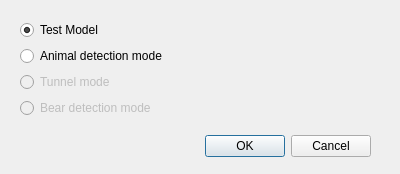
The window that src/ui/select_mode.ui (stefanodellosa-personal/WADAS) describes before a commit, drawn with Qt 5.
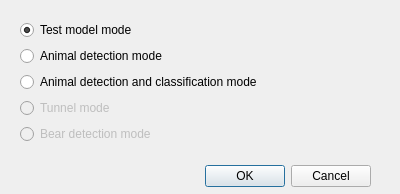
The same window after the commit.

Commit message:
Animal detection and classification mode added
* Added FTPS Server log into file

* Operation Mode enum class introduced: Operation Mode type is now handled via Enum class

* Fixed camera deletion as per PR comment

* FTP Camera id uniqueness validation added

* Local camera uniqueness validation added

* Set minimum size to main window

* Animal Detection and Classification logic added

* AnimalDetection class now is AnimalDetectionAndClassification

* Enabled camera(s) list in mainwindow added

The edit to the form file:
```diff
--- a/src/ui/select_mode.ui
+++ b/src/ui/select_mode.ui
@@ -7,7 +7,7 @@
     <x>0</x>
     <y>0</y>
     <width>400</width>
-    <height>174</height>
+    <height>194</height>
    </rect>
   </property>
   <property name="windowTitle">
@@ -17,7 +17,7 @@
    <property name="geometry">
     <rect>
      <x>30</x>
-     <y>130</y>
+     <y>160</y>
      <width>341</width>
      <height>32</height>
     </rect>
@@ -35,14 +35,14 @@
      <x>20</x>
      <y>20</y>
      <width>351</width>
-     <height>106</height>
+     <height>132</height>
     </rect>
    </property>
    <layout class="QVBoxLayout" name="verticalLayout">
     <item>
      <widget class="QRadioButton" name="radioButton_test_model_mode">
       <property name="text">
-       <string>Test Model</string>
+       <string>Test model mode</string>
       </property>
       <property name="checked">
        <bool>true</bool>
@@ -68,6 +68,19 @@
       </attribute>
      </widget>
     </item>
+    <item>
+     <widget class="QRadioButton" name="radioButton_animal_det_and_class_mode">
+      <property name="text">
+       <string>Animal detection and classification mode</string>
+      </property>
+      <property name="autoExclusive">
+       <bool>true</bool>
+      </property>
+      <attribute name="buttonGroup">
+       <string notr="true">buttonGroup</string>
+      </attribute>
+     </widget>
+    </item>
     <item>
      <widget class="QRadioButton" name="radioButton_tunnel_mode">
       <property name="enabled">
```
The commit also changes 11 other files.
